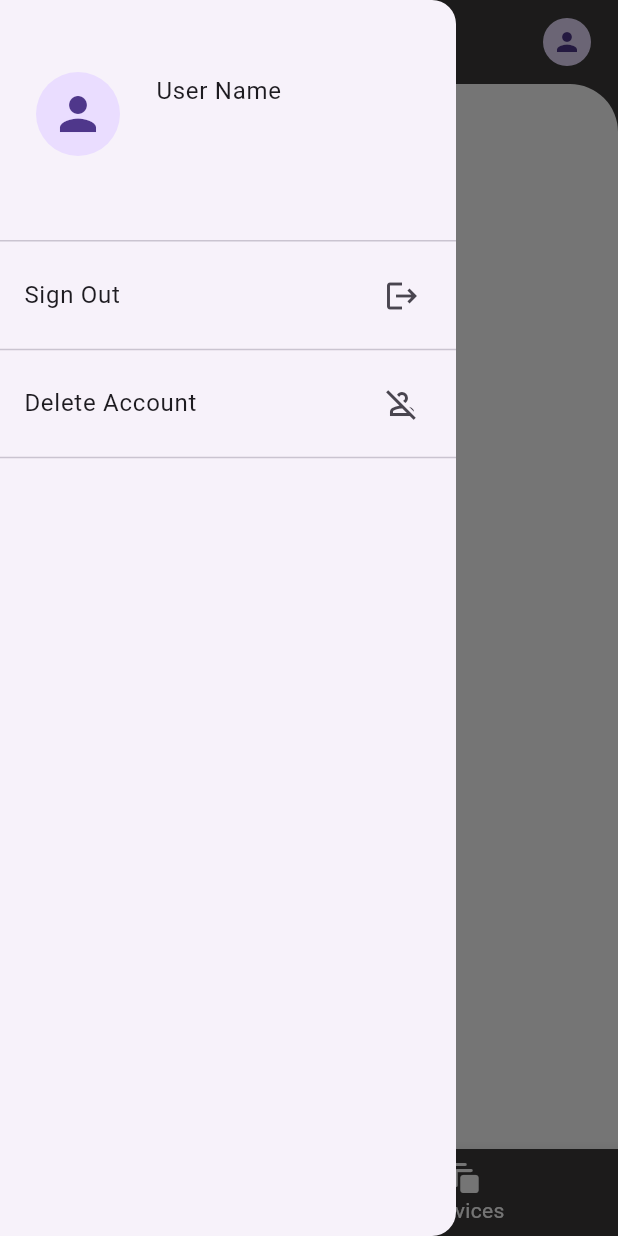
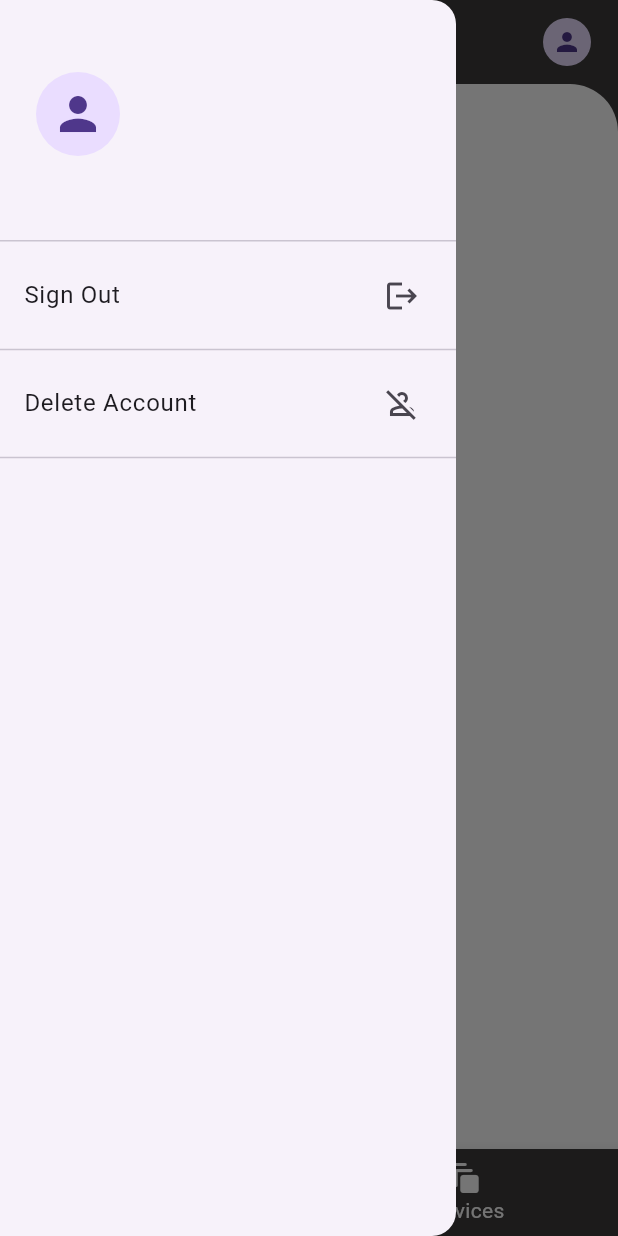
Before and after one commit to Rahul-Sharma-Github/Bike-Service-App, a Flutter app: the screen it shows once a user with an empty profile is signed in, item 2 of the bottom bar chosen, with the side drawer open, on a phone screen of 412 x 824 dp. Run offline on Flutter 3.47's test engine with Material 3 defaults, Android fonts, the phone set to English and light mode, and no system bars; our stand-ins replace cloud_firestore, device_preview, firebase_auth, firebase_core, get; accounts and stored records are empty; statements that could not run were skipped.

Commit message:
added binding in AppBindings class of DrawerControllerCommon | Converted DrawerWidget method to the Stateless class widget & called it inside specific classes | created a method to get User's Name of current Signed In User in DrawerControllerCommon class | All is working FINE !

```diff
--- a/lib/app/core/app_bindings/app_bindings.dart
+++ b/lib/app/core/app_bindings/app_bindings.dart
@@ -15,6 +15,7 @@ import 'package:bike_service_app/app/features/services/data/repositories_impleme
 import 'package:bike_service_app/app/features/services/domain/repositories/service_page_repositories/service_page_repository.dart';
 import 'package:bike_service_app/app/features/services/domain/use_cases/service_page_usecase/service_page_usecase.dart';
 import 'package:bike_service_app/app/features/services/presentation/controllers/service_page_controller/service_page_controller.dart';
+import 'package:bike_service_app/app/global/widget_components/drawer/drawer_controller.dart';
 import 'package:get/get.dart';
 
 import '../../features/authentication/data/repositories_implement/signin_repositories_impl/signin_repositories_impl.dart';
@@ -70,5 +71,8 @@ class AppBindings extends Bindings {
     Get.lazyPut(() => MyServicesUseCase(Get.find()));
 
     Get.put(MyServicesController(Get.find()));
+
+    // DrawerController Binding
+    Get.lazyPut(() => DrawerControllerCommon());
   }
 }
--- a/lib/app/features/my_services/presentation/pages/my_services_page/my_services_page.dart
+++ b/lib/app/features/my_services/presentation/pages/my_services_page/my_services_page.dart
@@ -28,7 +28,7 @@ class MyServicesPage extends StatelessWidget {
       resizeToAvoidBottomInset: true,
       backgroundColor: AppColors.backSheetColor,
       appBar: appBar('My Services'),
-      drawer: drawerWidget(),
+      drawer: DrawerWidget(),
       body: Container(
         height: MediaQuery.of(context).size.height,
         width: MediaQuery.of(context).size.width,
--- a/lib/app/features/schedule_service/presentation/pages/schedule_service_page/schedule_service_page.dart
+++ b/lib/app/features/schedule_service/presentation/pages/schedule_service_page/schedule_service_page.dart
@@ -27,7 +27,7 @@ class ScheduleServicePage extends StatelessWidget {
       resizeToAvoidBottomInset: true,
       backgroundColor: AppColors.backSheetColor,
       appBar: appBar('Schedule Service'),
-      drawer: drawerWidget(),
+      drawer: DrawerWidget(),
       body: Container(
         height: MediaQuery.of(context).size.height,
         width: MediaQuery.of(context).size.width,
--- a/lib/app/features/services/presentation/pages/service_page/service_page.dart
+++ b/lib/app/features/services/presentation/pages/service_page/service_page.dart
@@ -22,7 +22,7 @@ class ServicePage extends StatelessWidget {
     return Scaffold(
       backgroundColor: AppColors.backSheetColor,
       appBar: appBar('Services'),
-      drawer: drawerWidget(),
+      drawer: DrawerWidget(),
       body: Container(
         height: MediaQuery.of(context).size.height,
         width: MediaQuery.of(context).size.width,
--- a/lib/app/global/widget_components/app_bar/appbar.dart
+++ b/lib/app/global/widget_components/app_bar/appbar.dart
@@ -11,10 +11,8 @@ PreferredSizeWidget appBar(String title) {
       title,
       style: AppTextStyleTheme.appBarText,
     ),
-    actions: [
-      InkWell(
-        onTap: () {},
-        child: const Padding(
+    actions: const [
+      Padding(
         padding: EdgeInsets.symmetric(horizontal: 18.0),
         child: CircleAvatar(
           radius: 16,
@@ -24,7 +22,6 @@ PreferredSizeWidget appBar(String title) {
           ),
         ),
       ),
-      ),
     ],
   );
 }
--- a/lib/app/global/widget_components/app_bar/appbar_controller.dart
+++ /dev/null
@@ -1,5 +0,0 @@
-import 'package:get/get.dart';
-
-class AppBarController extends GetxController {
-  //
-}
--- a/lib/app/global/widget_components/drawer/drawer.dart
+++ b/lib/app/global/widget_components/drawer/drawer.dart
@@ -6,7 +6,15 @@ import 'package:firebase_auth/firebase_auth.dart';
 import 'package:flutter/material.dart';
 import 'package:get/get.dart';
 
-Widget drawerWidget() {
+import 'drawer_controller.dart';
+
+class DrawerWidget extends StatelessWidget {
+  DrawerWidget({super.key});
+
+  final DrawerControllerCommon drawerController = Get.find();
+
+  @override
+  Widget build(BuildContext context) {
     return Drawer(
       child: ListView(
         children: [
@@ -27,7 +35,7 @@ Widget drawerWidget() {
                       size: 36,
                     ),
                   ),
-                title: const Text('User Name'),
+                  title: Text(drawerController.userName.value),
                   subtitle: Text(FirebaseApiInstances()
                           .authInstance
                           .value
@@ -139,3 +147,4 @@ Widget drawerWidget() {
       ),
     );
   }
+}
--- a/lib/main.dart
+++ b/lib/main.dart
@@ -78,7 +78,7 @@ class MyApp extends StatelessWidget {
         stream: FirebaseAuth.instance.authStateChanges(),
         builder: (context, snapshot) {
           if (snapshot.hasData) {
-            // if Signed In then show Home Page
+            // if Signed In then show Landing Page
             return LandingPage();
           } else {
             // if not Signed In then show SignUp Page
```
Also changed, not shown: lib/app/global/widget_components/drawer/drawer_controller.dart (added, +32 -0 lines). Lines whose indentation alone changed are shown as unchanged.
